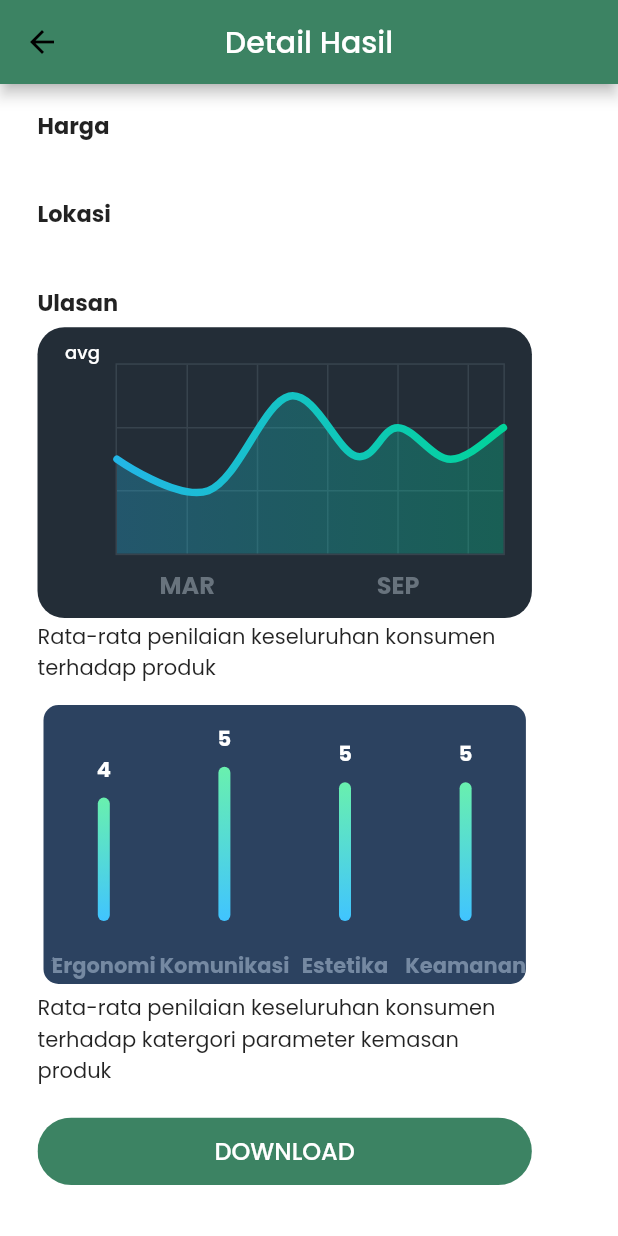
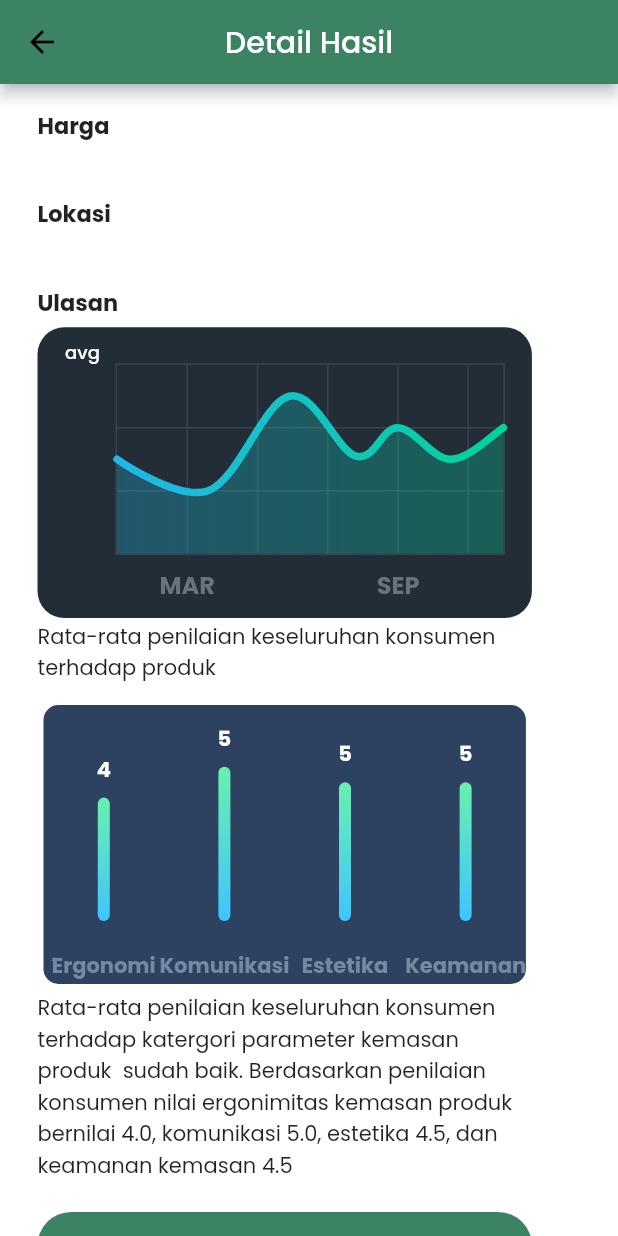
Before and after one commit to rezaikhlasul/tugas-aspk, a Flutter app: the DetailHasilProduk screen opened directly with empty values, scrolled down 423 dp, on a phone screen of 412 x 824 dp. Run offline on Flutter 3.47's test engine with Material 2 defaults, Android fonts, the light colour scheme and no system bars; drawn by our look-alikes of fl_chart; our stand-ins replace accordion, animated_splash_screen, cloud_firestore, firebase_auth, firebase_core, firebase_storage and 6 more; missing offline and left inert: dart:ffi, flutter_barcode_scanner; accounts and stored records are empty; network calls fail; project files that could hold a hidden picture were left out.

Commit message:
perbaikan minor
asdasdad

```diff
--- a/lib/Screens/UMKM/detail_hasil.dart
+++ b/lib/Screens/UMKM/detail_hasil.dart
@@ -196,9 +196,11 @@ class DetailHasilProduk extends StatelessWidget {
                                 BarChartSample3(),
                                 Container(
                                   margin: EdgeInsets.only(top: 2),
-                                  child: Text(
-                                      "Rata-rata penilaian keseluruhan konsumen terhadap katergori parameter kemasan produk " +
-                                          nama),
+                                  child: Text("Rata-rata penilaian keseluruhan konsumen terhadap katergori parameter kemasan produk " +
+                                      nama +
+                                      " sudah baik. Berdasarkan penilaian konsumen nilai ergonimitas kemasan produk " +
+                                      nama +
+                                      " bernilai 4.0, komunikasi 5.0, estetika 4.5, dan keamanan kemasan 4.5"),
                                 ),
                               ],
                             ),
```
Also changed, not shown: lib/Screens/UMKM/circle_avatar.dart (+31 -3 lines), assets/images/dummy_avatar.jpg (added).
